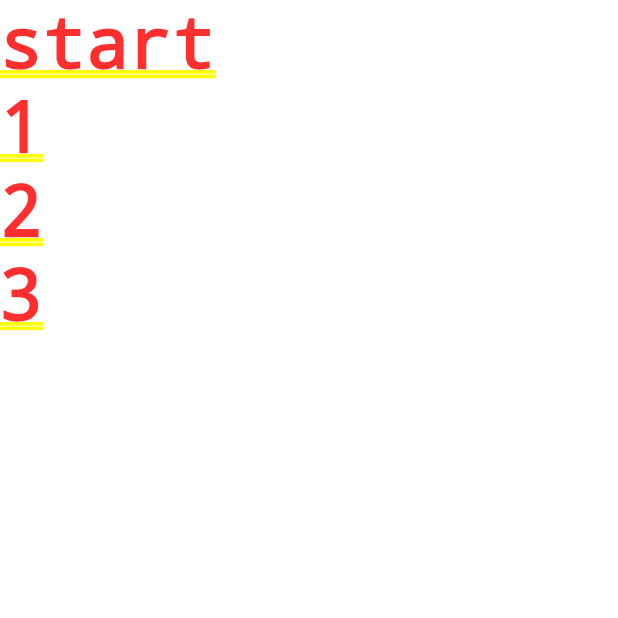
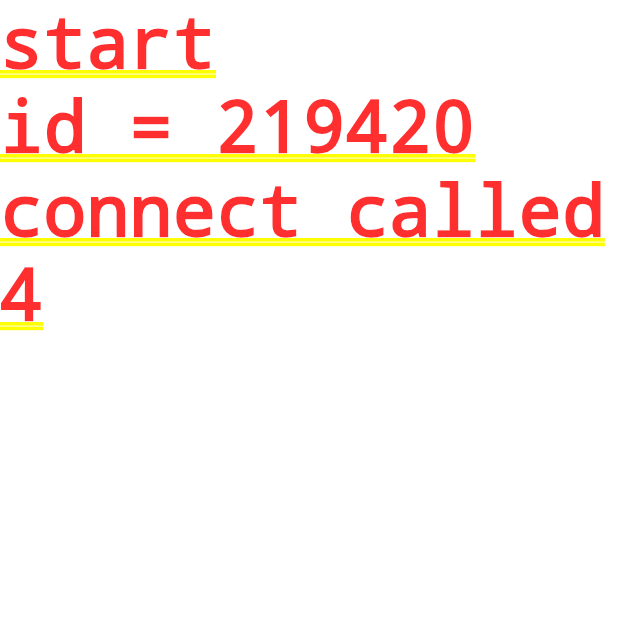
Before and after one commit to bajiepkasmile/megagame_client, a Flutter app: the screen it shows after launch, on a phone screen of 412 x 824 dp, the top half of it. Run offline on Flutter 3.47's test engine with Material 2 defaults, Android fonts, the light colour scheme and no system bars; our stand-ins replace flutter_tts, speech_to_text; missing offline and left inert: dart:html; network calls fail.

Commit message:
Work blyat

```diff
--- a/lib/presentation/main_widget.dart
+++ b/lib/presentation/main_widget.dart
@@ -30,17 +30,17 @@ class _MainWidgetState extends State<MainWidget> {
   Widget build(BuildContext context) => MaterialApp(home: ListView(children: widgets));
 
   _MainWidgetState() {
-    widgets.add(Text("1"));
     final id = Random().nextInt(1000000);
-    widgets.add(Text("2"));
+    widgets.add(Text("id = $id"));
     final _channel =
         WebSocketChannel.connect(Uri.parse("ws://87.247.157.178:8001/ws/$id"));
-    widgets.add(Text("3"));
+    widgets.add(Text("connect called"));
 
     _channel.stream.listen(
-          (data) { widgets.add(Text("data: $data")); setState(() {});},
-          onError: (error) { widgets.add(Text("error: ${error.message} ||| ${error.inner}")); setState(() {}); },
-          onDone: () { widgets.add(Text("done")); setState(() {}); },
+          (data) { widgets.add(Text("onData: $data")); setState(() {});},
+          onError: (error) { widgets.add(Text("onError: ${error.message} ||| ${error.inner}")); setState(() {}); },
+          onDone: () { widgets.add(Text("onDone")); setState(() {}); },
     );
+    widgets.add(Text("4"));
   }
 }
```
Also changed, not shown: 9 other files.
